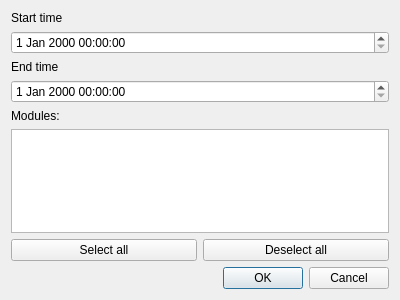
This is src/InitialDataDialog.ui in DonRumata710/LogManager as Qt 5 draws it before an edit. The edited form follows.
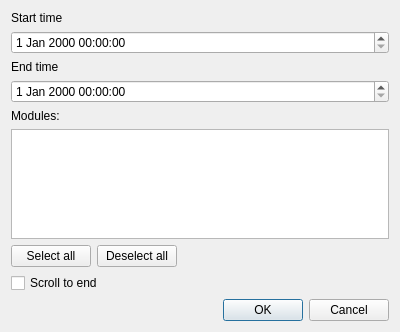
This is the edited form.

Patch:
```diff
--- a/src/InitialDataDialog.ui
+++ b/src/InitialDataDialog.ui
@@ -7,7 +7,7 @@
     <x>0</x>
     <y>0</y>
     <width>400</width>
-    <height>300</height>
+    <height>332</height>
    </rect>
   </property>
   <property name="windowTitle">
@@ -73,8 +73,28 @@
        </property>
       </widget>
      </item>
+     <item>
+      <spacer name="horizontalSpacer">
+       <property name="orientation">
+        <enum>Qt::Orientation::Horizontal</enum>
+       </property>
+       <property name="sizeHint" stdset="0">
+        <size>
+         <width>40</width>
+         <height>20</height>
+        </size>
+       </property>
+      </spacer>
+     </item>
     </layout>
    </item>
+   <item>
+    <widget class="QCheckBox" name="cbScrollToEnd">
+     <property name="text">
+      <string>Scroll to end</string>
+     </property>
+    </widget>
+   </item>
    <item>
     <widget class="QDialogButtonBox" name="buttonBox">
      <property name="orientation">
```
